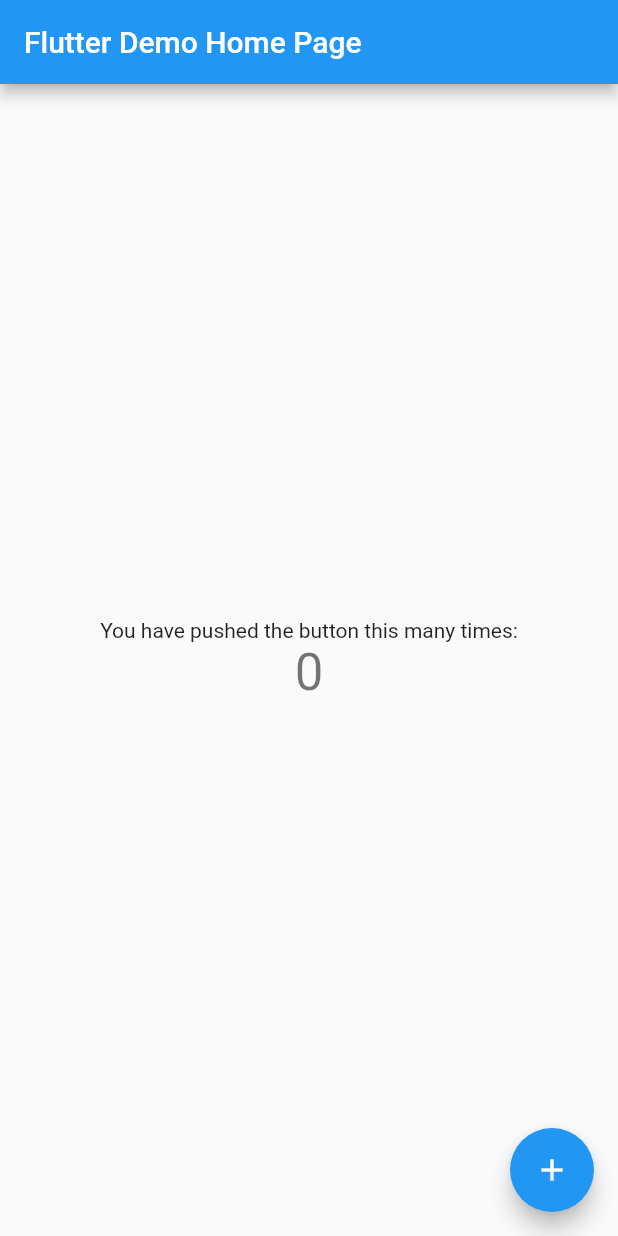
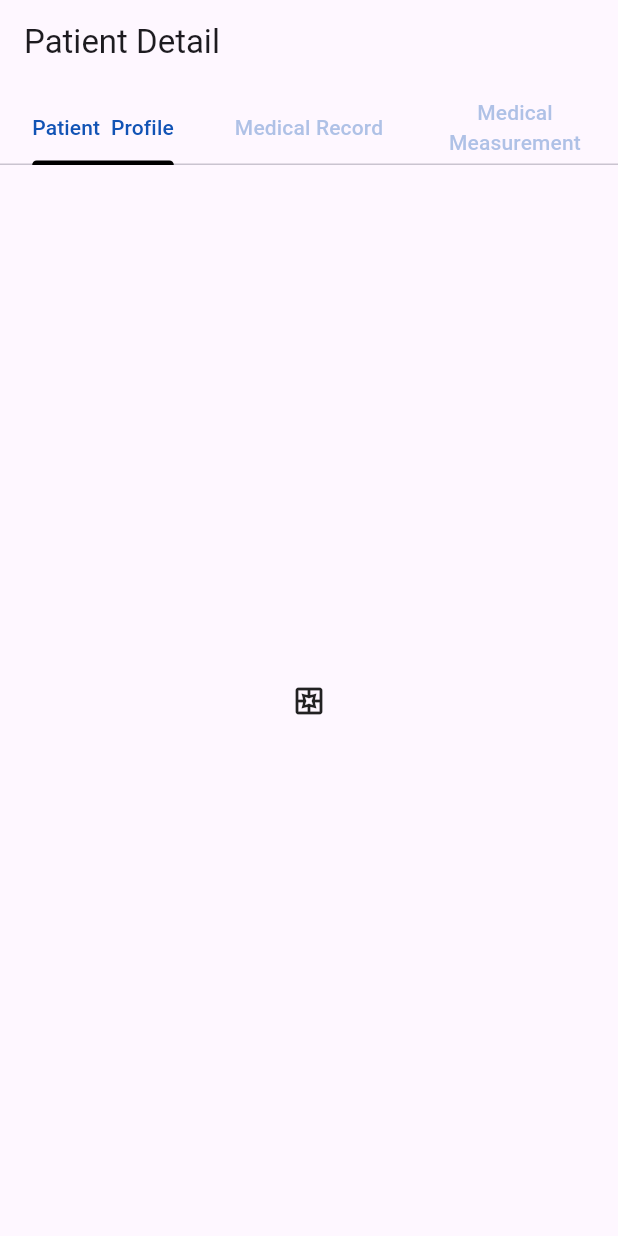
Before and after one commit to HMS-16/HMS-16-nurse-doctor-mobile, a Flutter app: the screen it shows after launch, on a phone screen of 412 x 824 dp. Run offline on Flutter 3.47's test engine with Material 2 defaults, Android fonts, the phone set to English and light mode, and no system bars.

Commit message:
insert patient condition

```diff
--- a/lib/main.dart
+++ b/lib/main.dart
@@ -1,4 +1,5 @@
 import 'package:flutter/material.dart';
+import 'package:hms_16/screens/patient/patient_detail/patient_detail.dart';
 
 void main() {
   runApp(const MyApp());
@@ -7,109 +8,16 @@
 class MyApp extends StatelessWidget {
   const MyApp({super.key});
 
-  // This widget is the root of your application.
   @override
   Widget build(BuildContext context) {
     return MaterialApp(
+      debugShowCheckedModeBanner: false,
       title: 'Flutter Demo',
       theme: ThemeData(
-        // This is the theme of your application.
-        //
-        // Try running your application with "flutter run". You'll see the
-        // application has a blue toolbar. Then, without quitting the app, try
-        // changing the primarySwatch below to Colors.green and then invoke
-        // "hot reload" (press "r" in the console where you ran "flutter run",
-        // or simply save your changes to "hot reload" in a Flutter IDE).
-        // Notice that the counter didn't reset back to zero; the application
-        // is not restarted.
         primarySwatch: Colors.blue,
+        useMaterial3: true,
       ),
-      home: const MyHomePage(title: 'Flutter Demo Home Page'),
+      home: const PatientDetail(),
     );
   }
 }
-
-class MyHomePage extends StatefulWidget {
-  const MyHomePage({super.key, required this.title});
-
-  // This widget is the home page of your application. It is stateful, meaning
-  // that it has a State object (defined below) that contains fields that affect
-  // how it looks.
-
-  // This class is the configuration for the state. It holds the values (in this
-  // case the title) provided by the parent (in this case the App widget) and
-  // used by the build method of the State. Fields in a Widget subclass are
-  // always marked "final".
-
-  final String title;
-
-  @override
-  State<MyHomePage> createState() => _MyHomePageState();
-}
-
-class _MyHomePageState extends State<MyHomePage> {
-  int _counter = 0;
-
-  void _incrementCounter() {
-    setState(() {
-      // This call to setState tells the Flutter framework that something has
-      // changed in this State, which causes it to rerun the build method below
-      // so that the display can reflect the updated values. If we changed
-      // _counter without calling setState(), then the build method would not be
-      // called again, and so nothing would appear to happen.
-      _counter++;
-    });
-  }
-
-  @override
-  Widget build(BuildContext context) {
-    // This method is rerun every time setState is called, for instance as done
-    // by the _incrementCounter method above.
-    //
-    // The Flutter framework has been optimized to make rerunning build methods
-    // fast, so that you can just rebuild anything that needs updating rather
-    // than having to individually change instances of widgets.
-    return Scaffold(
-      appBar: AppBar(
-        // Here we take the value from the MyHomePage object that was created by
-        // the App.build method, and use it to set our appbar title.
-        title: Text(widget.title),
-      ),
-      body: Center(
-        // Center is a layout widget. It takes a single child and positions it
-        // in the middle of the parent.
-        child: Column(
-          // Column is also a layout widget. It takes a list of children and
-          // arranges them vertically. By default, it sizes itself to fit its
-          // children horizontally, and tries to be as tall as its parent.
-          //
-          // Invoke "debug painting" (press "p" in the console, choose the
-          // "Toggle Debug Paint" action from the Flutter Inspector in Android
-          // Studio, or the "Toggle Debug Paint" command in Visual Studio Code)
-          // to see the wireframe for each widget.
-          //
-          // Column has various properties to control how it sizes itself and
-          // how it positions its children. Here we use mainAxisAlignment to
-          // center the children vertically; the main axis here is the vertical
-          // axis because Columns are vertical (the cross axis would be
-          // horizontal).
-          mainAxisAlignment: MainAxisAlignment.center,
-          children: <Widget>[
-            const Text(
-              'You have pushed the button this many times:',
-            ),
-            Text(
-              '$_counter',
-              style: Theme.of(context).textTheme.headline4,
-            ),
-          ],
-        ),
-      ),
-      floatingActionButton: FloatingActionButton(
-        onPressed: _incrementCounter,
-        tooltip: 'Increment',
-        child: const Icon(Icons.add),
-      ), // This trailing comma makes auto-formatting nicer for build methods.
-    );
-  }
-}
--- /dev/null
+++ b/lib/screens/patient/patient_detail/patient_detail.dart
@@ -0,0 +1,68 @@
+import 'package:flutter/material.dart';
+import 'package:hms_16/screens/patient/patient_detail/medic_record.dart';
+
+class PatientDetail extends StatefulWidget {
+  const PatientDetail({super.key});
+
+  @override
+  State<PatientDetail> createState() => _PatientDetailState();
+}
+
+class _PatientDetailState extends State<PatientDetail> {
+  @override
+  Widget build(BuildContext context) {
+    return DefaultTabController(
+      length: 3,
+      child: Scaffold(
+        appBar: PreferredSize(
+          preferredSize: const Size.fromHeight(110),
+          child: AppBar(
+            title: const Text('Patient Detail'),
+            bottom: const TabBar(
+              labelColor: Color.fromRGBO(17, 83, 181, 1),
+              unselectedLabelColor: Color.fromRGBO(96, 140, 206, 0.5),
+              indicatorColor: Colors.black,
+              tabs: [
+                Tab(
+                  child: Text(
+                    'Patient  Profile',
+                    textAlign: TextAlign.center,
+                    style: TextStyle(
+                      fontSize: 14,
+                    ),
+                  ),
+                ),
+                Tab(
+                  child: Text(
+                    'Medical Record',
+                    textAlign: TextAlign.center,
+                    style: TextStyle(
+                      fontSize: 14,
+                    ),
+                  ),
+                ),
+                Tab(
+                  child: Text(
+                    '''Medical Measurement''',
+                    maxLines: 2,
+                    textAlign: TextAlign.center,
+                    style: TextStyle(
+                      fontSize: 14,
+                    ),
+                  ),
+                ),
+              ],
+            ),
+          ),
+        ),
+        body: const TabBarView(
+          children: [
+            Icon(Icons.pages_outlined),
+            MedicalRecord(),
+            Icon(Icons.pages_outlined),
+          ],
+        ),
+      ),
+    );
+  }
+}
```
Also changed, not shown: lib/screens/patient/patient_detail/add_medic_record.dart (added, +77 -0 lines), lib/screens/patient/patient_detail/medic_record.dart (added, +54 -0 lines), lib/screens/patient/patient_detail/widget/field_form_medRecord.dart (added, +98 -0 lines), lib/screens/patient/patient_detail/widget/text_box.dart (added, +29 -0 lines), lib/screens/patient/patient_detail/widget/tile_med_record.dart (added, +141 -0 lines).
